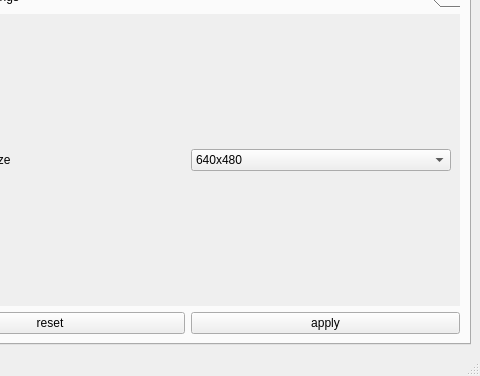
Qt form src/forms/freeseer_ui_qt.ui (Freeseer/freeseer) before a commit; both pictures show x 105 to 585 and y 133 to 509 of the 585 by 509 pixel window.
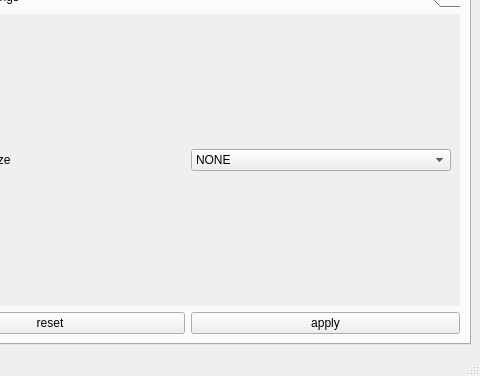
The same form after that commit. The open tabs and pages were chosen to show the change. Icons and pictures are not drawn.

Commit message: added option to allow no scaling of video.

Diff of the .ui file:
```diff
--- a/src/forms/freeseer_ui_qt.ui
+++ b/src/forms/freeseer_ui_qt.ui
@@ -474,6 +474,11 @@
              <layout class="QGridLayout" name="advancedGrid">
               <item row="0" column="1">
                <widget class="QComboBox" name="resolutionComboBox">
+                <item>
+                 <property name="text">
+                  <string>NONE</string>
+                 </property>
+                </item>
                 <item>
                  <property name="text">
                   <string>640x480</string>
```
Left out of the diff: 4 changed lines with no effect on the pictures. The commit also changes 2 other files.
